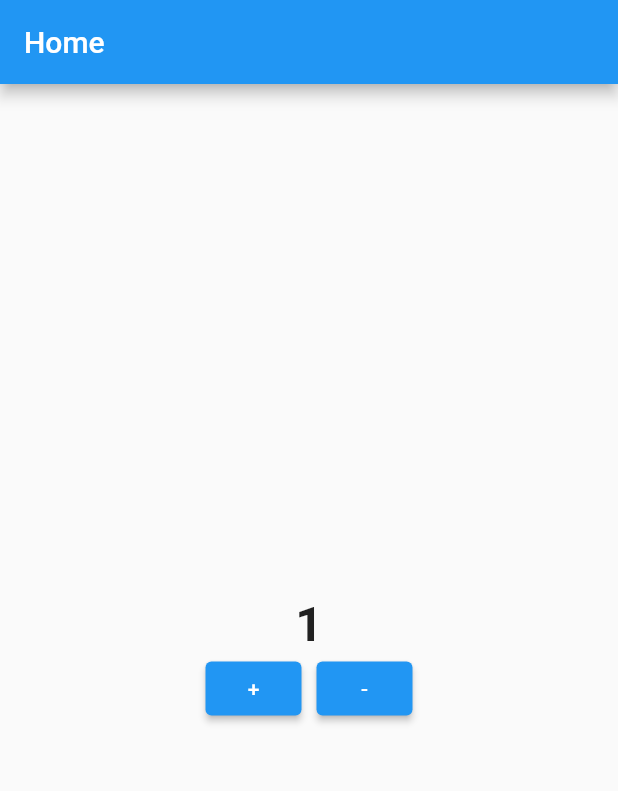
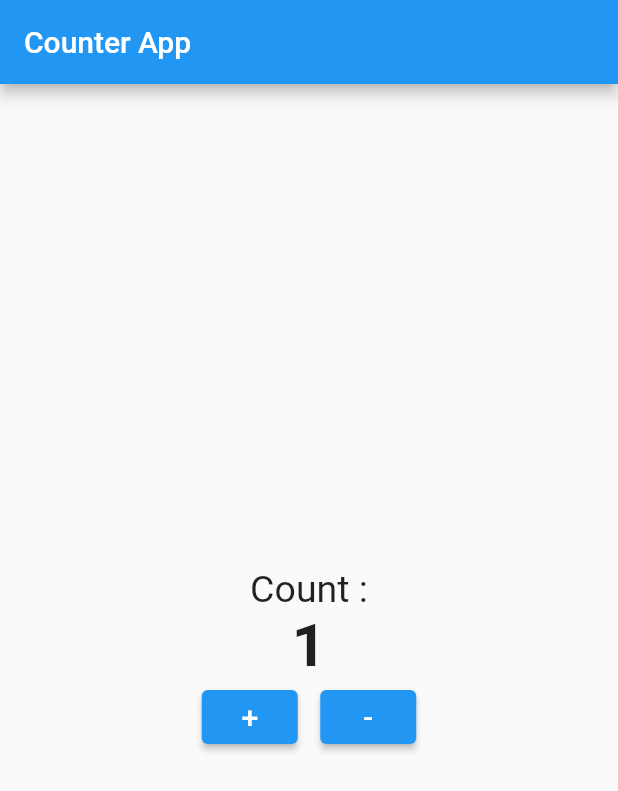
Before and after one commit to shuvosonjoy/flutterPractice, a Flutter app: the screen it shows after launch, after a tap on an icon or button, on a phone screen of 412 x 824 dp. Shown: the top 791 px of the screen. Run offline on Flutter 3.47's test engine with Material 2 defaults, Android fonts, the light colour scheme and no system bars.

Commit message:
mod7_live

```diff
--- a/lib/main.dart
+++ b/lib/main.dart
@@ -15,7 +15,6 @@ class MyApp extends StatelessWidget {
   }
 }
 
-
 class CounterScreen extends StatefulWidget {
   const CounterScreen({super.key});
 
@@ -23,55 +22,77 @@ class CounterScreen extends StatefulWidget {
   State<StatefulWidget> createState() => _CounterState();
 }
 
-/// state
 class _CounterState extends State<CounterScreen> {
+  int counter = 0;
 
-  int counter = 0;
+  void _showAlertDialog() {
+    showDialog(
+      context: context,
+      builder: (BuildContext context) {
+        return AlertDialog(
+          title: Text('Button Pressed $counter times'),
+          actions: <Widget>[
+            TextButton(
+              child: Text('Close'),
+              onPressed: () {
+                Navigator.of(context).pop();
+              },
+            ),
+          ],
+        );
+      },
+    );
+  }
 
   @override
   Widget build(BuildContext context) {
     return Scaffold(
       appBar: AppBar(
-        title: Text('Home'),
+        title: Text('Counter App'),
       ),
       body: Center(
         child: Column(
           mainAxisAlignment: MainAxisAlignment.center,
           children: [
+            Text(" Count : ",style: TextStyle(fontSize: 25),),
             Text(
               counter.toString(),
               style: TextStyle(
-                  fontSize: 32,
-                  fontWeight: FontWeight.bold
+                fontWeight: FontWeight.bold,
+                fontSize: 40,
+
               ),
             ),
             Row(
               mainAxisAlignment: MainAxisAlignment.center,
-              crossAxisAlignment: CrossAxisAlignment.center,
               children: [
-                ElevatedButton(onPressed: () {
-                  counter = counter + 1;
-                  setState(() {});
-
-                },
-
-                    child: Text('+')),
-               SizedBox(width: 10,),
-
-                ElevatedButton(onPressed: () {
-                  counter = counter - 1;
-                  setState(() {});
-
-                },
-                    child: Text('-')),
-
+                ElevatedButton(
+                  onPressed: () {
+                    setState(() {
+                      counter = counter + 1;
+                      if (counter >= 5) {
+                        _showAlertDialog();
+                      }
+                    });
+                  },
+                  child: Text("+",style: TextStyle(fontSize: 20),)
+                ),
+                SizedBox(width: 15),
+                ElevatedButton(
+                  onPressed: () {
+                    setState(() {
+                      if (counter > 0) {
+                        counter = counter - 1;
+                      }
+                    });
+                  },
+                  child: Text("-",style: TextStyle(fontSize: 20),),
+                ),
               ],
-            )
+            ),
           ],
         ),
       ),
-
-
     );
   }
 }
```
